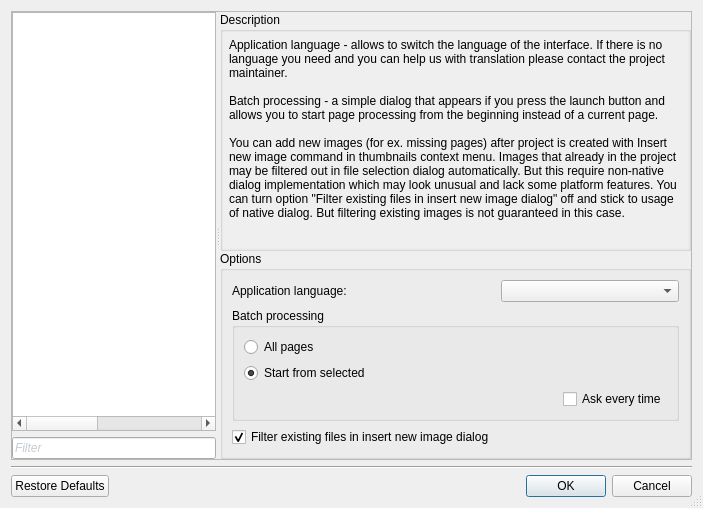
Qt form ui/SettingsDialog.ui (ImageProcessing-ElectronicPublications/scantailor-deviant) before a commit.
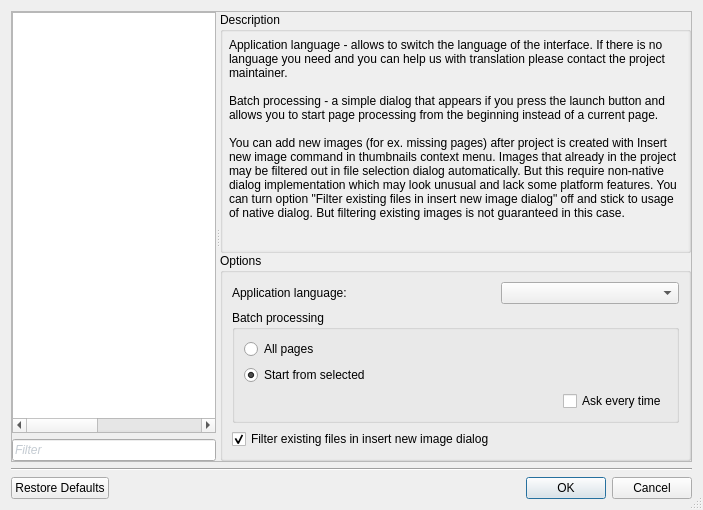
The same form after that commit. The open tabs and pages were chosen to show the change. Custom widgets are drawn as their Qt base class.

Commit message: Update translation: RU

```diff
--- a/ui/SettingsDialog.ui
+++ b/ui/SettingsDialog.ui
@@ -7,7 +7,7 @@
     <x>0</x>
     <y>0</y>
     <width>703</width>
-    <height>508</height>
+    <height>510</height>
    </rect>
   </property>
   <property name="windowTitle">
@@ -151,6 +151,15 @@
               </color>
              </brush>
             </colorrole>
+            <colorrole role="PlaceholderText">
+             <brush brushstyle="NoBrush">
+              <color alpha="128">
+               <red>138</red>
+               <green>152</green>
+               <blue>166</blue>
+              </color>
+             </brush>
+            </colorrole>
            </active>
            <inactive>
             <colorrole role="Text">
@@ -162,6 +171,15 @@
               </color>
              </brush>
             </colorrole>
+            <colorrole role="PlaceholderText">
+             <brush brushstyle="NoBrush">
+              <color alpha="128">
+               <red>138</red>
+               <green>152</green>
+               <blue>166</blue>
+              </color>
+             </brush>
+            </colorrole>
            </inactive>
            <disabled>
             <colorrole role="Text">
@@ -173,6 +191,15 @@
               </color>
              </brush>
             </colorrole>
+            <colorrole role="PlaceholderText">
+             <brush brushstyle="NoBrush">
+              <color alpha="128">
+               <red>138</red>
+               <green>152</green>
+               <blue>166</blue>
+              </color>
+             </brush>
+            </colorrole>
            </disabled>
           </palette>
          </property>
@@ -261,8 +288,8 @@
                <rect>
                 <x>0</x>
                 <y>0</y>
-                <width>426</width>
-                <height>252</height>
+                <width>427</width>
+                <height>277</height>
                </rect>
               </property>
               <layout class="QVBoxLayout" name="verticalLayout_70">
```
Left out of the diff: 46 changed lines with no effect on the pictures. The commit also changes 2 other files.
